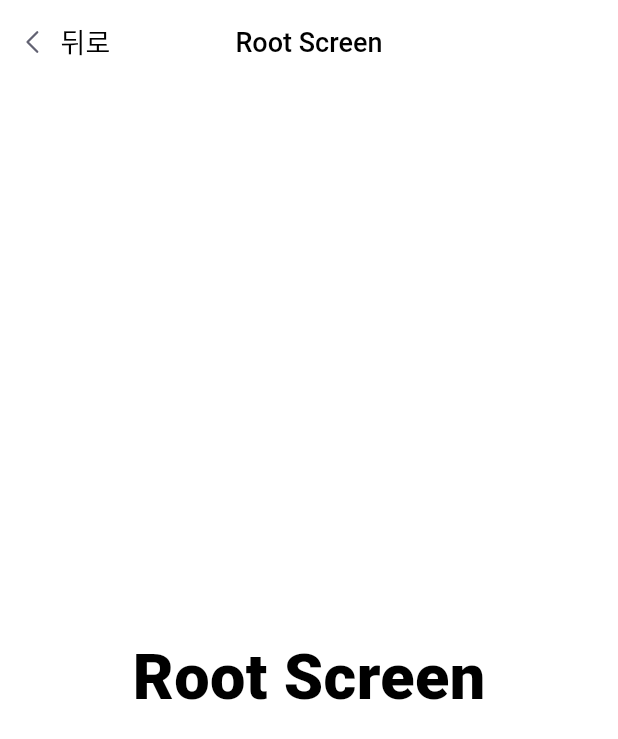
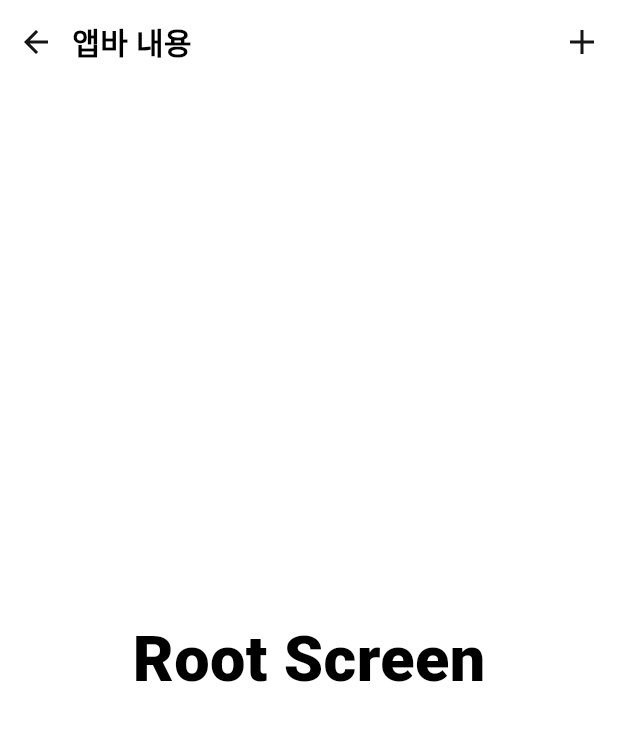
Before and after one commit to GDSC-DGU/2024-SolutionChallenge-EarthAndI, a Flutter app: the screen it shows after launch, on a phone screen of 412 x 824 dp. Shown: the top 739 px of the screen. Run offline on Flutter 3.47's test engine with Material 3 defaults, Android fonts, the phone set to English and light mode, and no system bars; our stand-ins replace flutter_native_splash, flutter_svg, get; Roboto replaces fonts that are missing (Pretendard).

Commit message:
feat: create plus button and change text position

```diff
--- a/app/lib/views/root/root_screen.dart
+++ b/app/lib/views/root/root_screen.dart
@@ -11,9 +11,10 @@ class RootScreen extends BaseScreen<RootViewModel> {
   @override
   PreferredSizeWidget? buildAppBar(BuildContext context) {
     return const PreferredSize(
-      preferredSize: Size.fromHeight(80),
+      preferredSize: Size.fromHeight(56),
       child: DefaultBackAppBar(
-        title: "Root Screen",
+        title: "앱바 내용",
+        isFriendScreen: true,
       ),
     );
   }
--- a/app/lib/widgets/appbar/default_back_appbar.dart
+++ b/app/lib/widgets/appbar/default_back_appbar.dart
@@ -5,21 +5,20 @@ import 'package:get/get.dart';
 
 class DefaultBackAppBar extends StatelessWidget {
   final String title;
-  const DefaultBackAppBar({super.key, required this.title});
+  final bool isFriendScreen;
+  const DefaultBackAppBar(
+      {super.key, required this.title, required this.isFriendScreen});
 
   @override
   Widget build(BuildContext context) {
     return AppBar(
-      title: Text(
-        title,
-        style: FontSystem.KR18M,
-      ),
-      centerTitle: true,
       surfaceTintColor: Colors.white,
       backgroundColor: Colors.white,
       automaticallyImplyLeading: true,
-      leadingWidth: 90,
-      leading: TextButton.icon(
+      leadingWidth: Get.width,
+      leading: Row(
+        children: [
+          IconButton(
             style: TextButton.styleFrom(
               splashFactory: NoSplash.splashFactory,
               foregroundColor: Colors.white,
@@ -27,15 +26,41 @@ class DefaultBackAppBar extends StatelessWidget {
                 borderRadius: BorderRadius.circular(16.0),
               ),
             ),
-        icon: SvgPicture.asset("assets/icons/back.svg"),
-        label: const Text(
-          "뒤로",
-          style: FontSystem.KR18R,
+            icon: SvgPicture.asset(
+              "assets/icons/arrow_back.svg",
+              width: 24,
+              height: 24,
             ),
             onPressed: () {
               Get.back();
             },
           ),
+          Text(
+            title,
+            style: FontSystem.KR20SB,
+          )
+        ],
+      ),
+      actions: [
+        if (isFriendScreen)
+          IconButton(
+            style: IconButton.styleFrom(
+              splashFactory: NoSplash.splashFactory,
+              foregroundColor: Colors.white,
+              shape: RoundedRectangleBorder(
+                borderRadius: BorderRadius.circular(16.0),
+              ),
+            ),
+            icon: SvgPicture.asset(
+              "assets/icons/plus.svg",
+              width: 24,
+              height: 24,
+            ),
+            onPressed: () {
+              debugPrint("친구 추가로 이동");
+            },
+          )
+      ],
     );
   }
 }
```
Also changed, not shown: app/assets/icons/arrow_back.svg (added), app/assets/icons/plus.svg (added). Lines whose indentation alone changed are shown as unchanged.
